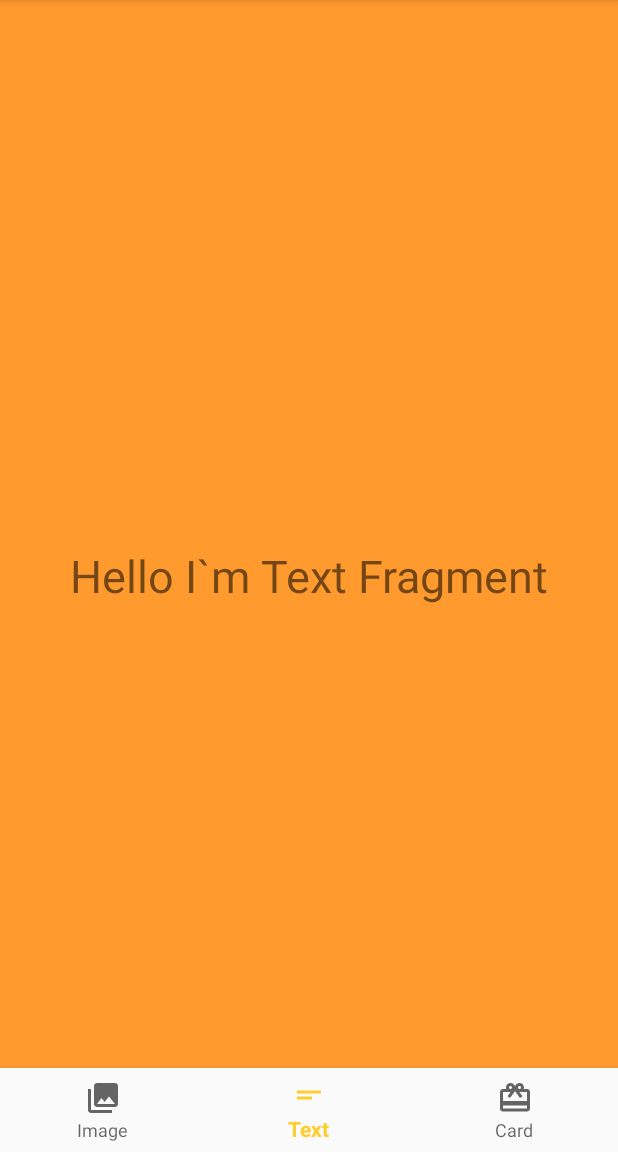
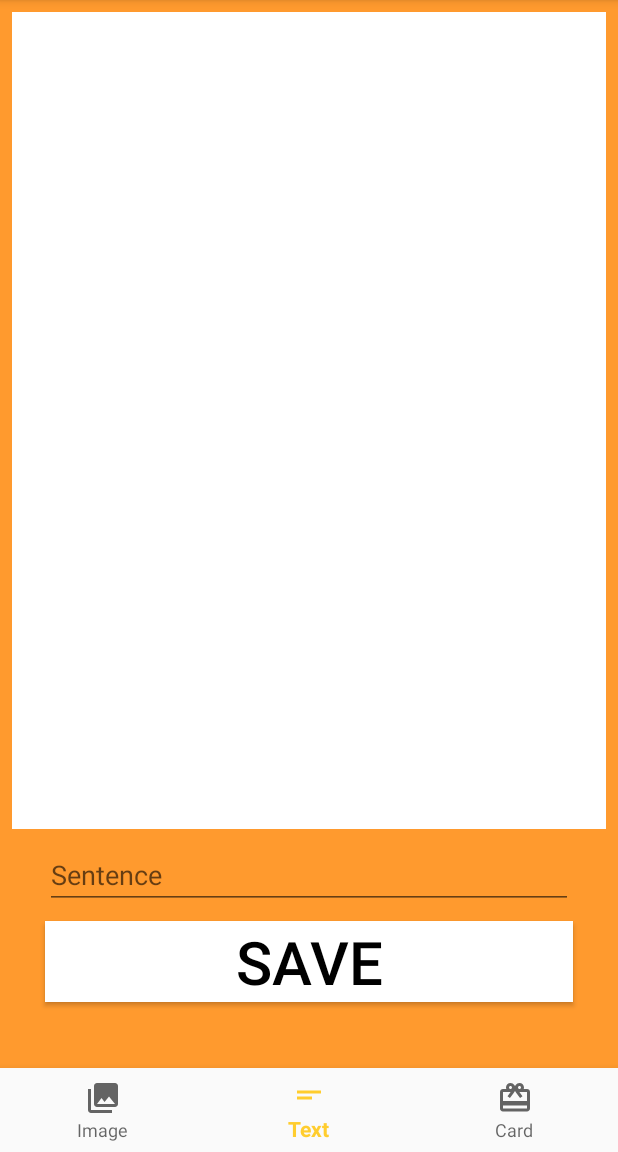
Before and after one commit to mischievousmint/MyProyect, an Android app: the screen it shows after launch (MainActivity), item 2 of the bottom bar chosen, on a phone screen of 412 x 824 dp, the part 84-1236 px from its top. Run offline under Robolectric (Android 15) with nearby library versions, the phone set to English and light mode, and no system bars; our stand-ins replace Picasso; libraries missing offline, so code that uses them is left out: me.relex.circleindicator; 2 statements that could not run were skipped.

Commit message:
xml text fragment

```diff
--- a/app/build.gradle
+++ b/app/build.gradle
@@ -1,4 +1,5 @@
 apply plugin: 'com.android.application'
+apply plugin: 'com.google.gms.google-services'
 
 android {
     compileSdkVersion 28
@@ -25,6 +26,7 @@ dependencies {
     implementation 'androidx.legacy:legacy-support-v4:1.0.0'
     implementation 'com.google.android.material:material:1.0.0'
     implementation 'androidx.constraintlayout:constraintlayout:1.1.3'
+    implementation 'com.google.firebase:firebase-database:16.0.4'
     testImplementation 'junit:junit:4.12'
     androidTestImplementation 'androidx.test:runner:1.2.0'
     androidTestImplementation 'androidx.test.espresso:espresso-core:3.2.0'
--- a/app/src/main/java/com/example/myproyect/Fragments/TextFragment.java
+++ b/app/src/main/java/com/example/myproyect/Fragments/TextFragment.java
@@ -5,16 +5,25 @@ import android.net.Uri;
 import android.os.Bundle;
 
 import androidx.fragment.app.Fragment;
+import androidx.recyclerview.widget.LinearLayoutManager;
+import androidx.recyclerview.widget.RecyclerView;
 
 import android.view.LayoutInflater;
 import android.view.View;
 import android.view.ViewGroup;
+import android.widget.Button;
+import android.widget.EditText;
+
 
 import com.example.myproyect.R;
+
+import java.util.ArrayList;
 
 public class TextFragment extends Fragment {
 
     private OnFragmentInteractionListener mListener;
+
+
 
     public TextFragment() {
         // Required empty public constructor
@@ -24,7 +33,31 @@ public class TextFragment extends Fragment {
     public View onCreateView(LayoutInflater inflater, ViewGroup container,
                              Bundle savedInstanceState) {
         // Inflate the layout for this fragment
-        return inflater.inflate(R.layout.fragment_text, container, false);
+        View viewText = inflater.inflate(R.layout.fragment_text, container, false);
+
+/*
+        MyFirebase.init(this);
+
+        rvNotes = viewText.findViewById(R.id.rvNotes);
+        etTitle = viewText.findViewById(R.id.etTitle);
+        btnSave = viewText.findViewById(R.id.btnSave);
+
+        rvNotes.setLayoutManager(new LinearLayoutManager(getActivity()));
+
+        arrayListEmpty = new ArrayList<>();
+        mAdapter = new NotesAdapter(arrayListEmpty);
+        rvNotes.setAdapter(mAdapter);
+
+        btnSave.setOnClickListener(new View.OnClickListener() {
+            @Override
+            public void onClick(View v) {
+                MyFirebase.publicarNuevaNoticia(etTitle.getText().toString());
+            }
+        });
+*/
+
+
+        return viewText;
     }
 
 
--- a/app/src/main/java/com/example/myproyect/MyPagerAdapter.java
+++ b/app/src/main/java/com/example/myproyect/MyPagerAdapter.java
@@ -42,7 +42,7 @@ public class MyPagerAdapter extends PagerAdapter {
 
     @Override
     public int getCount() {
-        return 4;
+        return 5;
     }
 
     @Override
--- a/app/src/main/res/layout/fragment_image.xml
+++ b/app/src/main/res/layout/fragment_image.xml
@@ -3,6 +3,7 @@
     xmlns:tools="http://schemas.android.com/tools"
     android:layout_width="match_parent"
     android:layout_height="match_parent"
+    android:background="@color/colorPrimaryDark"
     tools:context=".Fragments.ImageFragment">
 
     <androidx.viewpager.widget.ViewPager
--- a/app/src/main/res/layout/fragment_text.xml
+++ b/app/src/main/res/layout/fragment_text.xml
@@ -1,16 +1,50 @@
 <?xml version="1.0" encoding="utf-8"?>
-<FrameLayout xmlns:android="http://schemas.android.com/apk/res/android"
+<androidx.constraintlayout.widget.ConstraintLayout
+    xmlns:android="http://schemas.android.com/apk/res/android"
+    xmlns:app="http://schemas.android.com/apk/res-auto"
     xmlns:tools="http://schemas.android.com/tools"
     android:layout_width="match_parent"
     android:layout_height="match_parent"
     android:background="@color/colorPrimaryDark"
     tools:context=".Fragments.TextFragment">
 
-    <TextView
+
+    <androidx.recyclerview.widget.RecyclerView
+        android:id="@+id/rvNotes"
         android:layout_width="match_parent"
-        android:layout_height="match_parent"
-        android:gravity="center"
-        android:text="Hello I`m Text Fragment"
-        android:textSize="30sp"/>
+        android:layout_height="0dp"
+        android:layout_margin="8dp"
+        android:layout_marginBottom="8dp"
+        app:layout_constraintBottom_toTopOf="@+id/etTitle"
+        app:layout_constraintEnd_toEndOf="parent"
+        app:layout_constraintStart_toStartOf="parent"
+        app:layout_constraintTop_toTopOf="parent"
+        android:background="#FFFF"/>
 
-</FrameLayout>
+    <EditText
+        android:id="@+id/etTitle"
+        android:layout_width="match_parent"
+        android:layout_height="wrap_content"
+        android:layout_marginHorizontal="30dp"
+        android:layout_marginBottom="8dp"
+        android:hint="Sentence"
+        app:layout_constraintBottom_toTopOf="@+id/btnSave"
+        app:layout_constraintEnd_toEndOf="parent"
+        app:layout_constraintHorizontal_bias="0.966"
+        app:layout_constraintStart_toStartOf="parent" />
+
+    <Button
+        android:id="@+id/btnSave"
+        android:layout_width="match_parent"
+        android:layout_height="wrap_content"
+        android:layout_marginHorizontal="30sp"
+        android:layout_marginBottom="100dp"
+        android:background="#FFFF"
+        android:text="SAVE"
+        android:textColor="#000"
+        android:textSize="40sp"
+        app:layout_constraintBottom_toBottomOf="parent"
+        app:layout_constraintEnd_toEndOf="parent"
+        app:layout_constraintStart_toStartOf="parent" />
+
+</androidx.constraintlayout.widget.ConstraintLayout>
--- /dev/null
+++ b/app/src/main/res/layout/list_row.xml
@@ -0,0 +1,25 @@
+<?xml version="1.0" encoding="utf-8"?>
+<RelativeLayout
+    xmlns:android="http://schemas.android.com/apk/res/android"
+    android:layout_width="match_parent"
+    android:layout_height="100dp"
+    android:background="#FAC51E"
+    android:layout_margin="8dp">
+
+    <TextView
+        android:id="@+id/tvTitle"
+        android:layout_width="match_parent"
+        android:layout_height="wrap_content"
+        android:layout_marginHorizontal="30dp"
+        android:textSize="25sp" />
+
+    <TextView
+        android:id="@+id/tvSubtitle"
+        android:layout_width="match_parent"
+        android:layout_height="wrap_content"
+        android:layout_alignBottom="@+id/tvTitle"
+        android:layout_marginHorizontal="30dp"
+        android:layout_marginBottom="-53dp"
+        android:textSize="25sp" />
+
+</RelativeLayout>
--- a/build.gradle
+++ b/build.gradle
@@ -8,6 +8,7 @@ buildscript {
     }
     dependencies {
         classpath 'com.android.tools.build:gradle:3.4.1'
+        classpath 'com.google.gms:google-services:4.2.0'
 
         // NOTE: Do not place your application dependencies here; they belong
         // in the individual module build.gradle files
```
